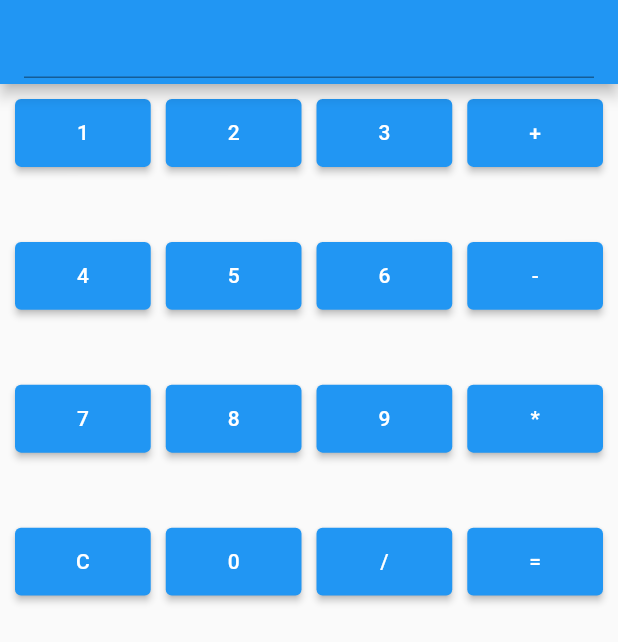
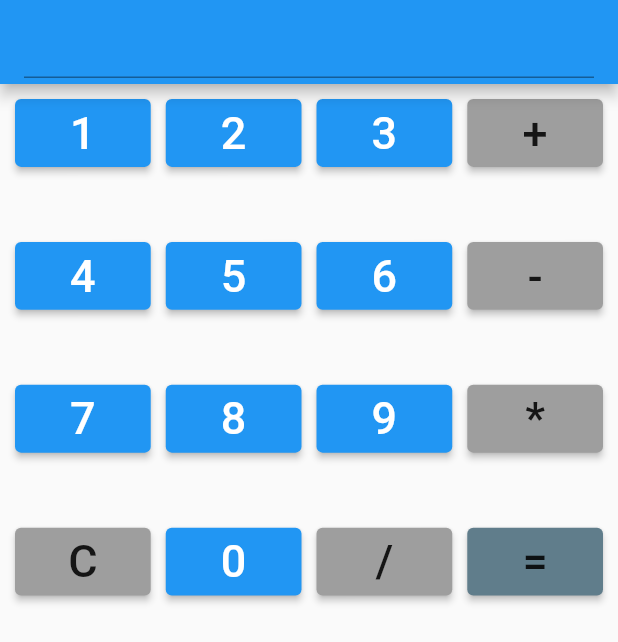
Before and after one commit to Zelgadies/Calculator, a Flutter app: the screen it shows after launch, on a phone screen of 412 x 824 dp. Shown: the top 642 px of the screen. Run offline on Flutter 3.47's test engine with Material 2 defaults, Android fonts, the phone set to English and light mode, and no system bars.

Commit message:
Update main.dart

```diff
--- a/lib/main.dart
+++ b/lib/main.dart
@@ -45,56 +45,101 @@ class _CalculatorState extends State<Calculator> {
           childAspectRatio: 2.0,
           // Список дочерних виджетов
             children: <Widget> [
-              ElevatedButton(onPressed:(){textController.text = textController.text + "1";}, child: Text("1"),),
-              ElevatedButton(onPressed:(){textController.text = textController.text + "2";}, child: Text("2"),),
-              ElevatedButton(onPressed:(){textController.text = textController.text + "3";}, child: Text("3"),),
-              ElevatedButton(onPressed:(){
+              ElevatedButton(onPressed:(){textController.text = textController.text + "1";}, child: Text("1", style: TextStyle (
+                fontSize: 30,),),),
+              ElevatedButton(onPressed:(){textController.text = textController.text + "2";}, child: Text("2", style: TextStyle (
+                fontSize: 30,),),),
+              ElevatedButton(onPressed:(){textController.text = textController.text + "3";}, child: Text("3", style: TextStyle (
+                fontSize: 30,),),),
+              ElevatedButton(
+                style: ButtonStyle (
+                  backgroundColor: MaterialStateProperty.all<Color>(Colors.grey),),
+                onPressed:(){
                 number1 = int.tryParse(textController.text);
                 function = 1;
                 setState((){
                   textController.clear();
                 }
                 );
-              }, child: Text("+"),),
-              ElevatedButton(onPressed:(){textController.text = textController.text + "4";}, child: Text("4"),),
-              ElevatedButton(onPressed:(){textController.text = textController.text + "5";}, child: Text("5"),),
-              ElevatedButton(onPressed:(){textController.text = textController.text + "6";}, child: Text("6"),),
-              ElevatedButton(onPressed:(){
+              }, child:
+              Text("+", style: TextStyle (
+                fontSize: 30, //размер текста
+                color: Colors.black87,
+              ),),
+              ),
+              ElevatedButton(onPressed:(){textController.text = textController.text + "4";}, child: Text("4", style: TextStyle (
+                fontSize: 30,),),),
+              ElevatedButton(onPressed:(){textController.text = textController.text + "5";}, child: Text("5", style: TextStyle (
+                fontSize: 30,),),),
+              ElevatedButton(onPressed:(){textController.text = textController.text + "6";}, child: Text("6", style: TextStyle (
+                fontSize: 30,),),),
+              ElevatedButton(
+                style: ButtonStyle (
+                  backgroundColor: MaterialStateProperty.all<Color>(Colors.grey),),
+                onPressed:(){
                 number1 = int.tryParse(textController.text);
                 function = 2;
                 setState((){
                   textController.clear();
                 }
                 );
-              }, child: Text("-"),),
-              ElevatedButton(onPressed:(){textController.text = textController.text + "7";}, child: Text("7"),),
-              ElevatedButton(onPressed:(){textController.text = textController.text + "8";}, child: Text("8"),),
-              ElevatedButton(onPressed:(){textController.text = textController.text + "9";}, child: Text("9"),),
-              ElevatedButton(onPressed:(){
+              }, child: Text("-", style: TextStyle (
+                fontSize: 30, //размер текста
+                color: Colors.black87,
+              ),),),
+              ElevatedButton(onPressed:(){textController.text = textController.text + "7";}, child: Text("7", style: TextStyle (
+                fontSize: 30,),),),
+              ElevatedButton(onPressed:(){textController.text = textController.text + "8";}, child: Text("8", style: TextStyle (
+                fontSize: 30,),),),
+              ElevatedButton(onPressed:(){textController.text = textController.text + "9";}, child: Text("9", style: TextStyle (
+                fontSize: 30,),),),
+              ElevatedButton(
+                style: ButtonStyle (
+                  backgroundColor: MaterialStateProperty.all<Color>(Colors.grey),),
+                onPressed:(){
                 number1 = int.tryParse(textController.text);
                 function = 3;
                 setState((){
                   textController.clear();
                 }
                 );
-              }, child: Text("*"),),
-              ElevatedButton(onPressed:(){textController.text = "";
+              }, child: Text("*", style: TextStyle (
+                fontSize: 30, //размер текста
+                color: Colors.black87,
+              ),),),
+              ElevatedButton(
+                style: ButtonStyle (
+                  backgroundColor: MaterialStateProperty.all<Color>(Colors.grey),),
+                onPressed:(){textController.text = "";
               number1 = null;
               number2 = null;
               result = null;
               resultResult = null;
               function = null;
-                }, child: Text("C"),),
-              ElevatedButton(onPressed:(){textController.text = textController.text + "0";}, child: Text("0"),),
-              ElevatedButton(onPressed:(){
+                }, child: Text("C", style: TextStyle (
+                fontSize: 30, //размер текста
+                color: Colors.black87,
+              ),),),
+              ElevatedButton(onPressed:(){textController.text = textController.text + "0";}, child: Text("0", style: TextStyle (
+                fontSize: 30,),),),
+              ElevatedButton(
+                style: ButtonStyle (
+                  backgroundColor: MaterialStateProperty.all<Color>(Colors.grey),),
+                onPressed:(){
                 number1del = double.tryParse(textController.text);
                 function = 4;
                 setState((){
                   textController.clear();
                 }
                 );
-              }, child: Text("/"),),
-              ElevatedButton(onPressed:(){
+              }, child: Text("/", style: TextStyle (
+                fontSize: 30, //размер текста
+                color: Colors.black87,
+              ),),),
+              ElevatedButton(
+                style: ButtonStyle (
+                  backgroundColor: MaterialStateProperty.all<Color>(Colors.blueGrey),),
+                onPressed:(){
                 number2 = int.tryParse(textController.text);
                 number2del = double.tryParse(textController.text);
                 if (function == 1) {
@@ -130,7 +175,10 @@ class _CalculatorState extends State<Calculator> {
                   }
                   );
                 }
-              }, child: Text("="),),
+              }, child: Text("=", style: TextStyle (
+                fontSize: 30, //размер текста
+                color: Colors.black87,
+              ),),),
 
             ],
         )
```
